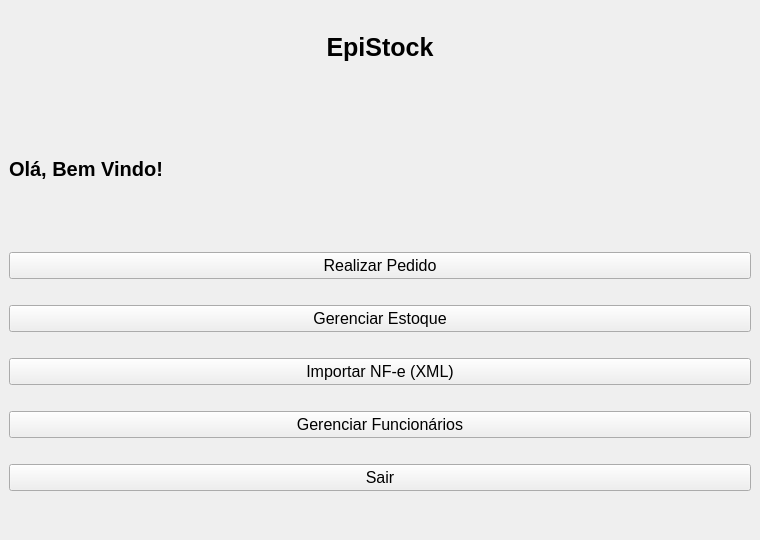
This is src/views/mainwindow.ui in reitheus/BCC322-Trabalho-em-Grupo as Qt 5 draws it before an edit. The edited form follows.
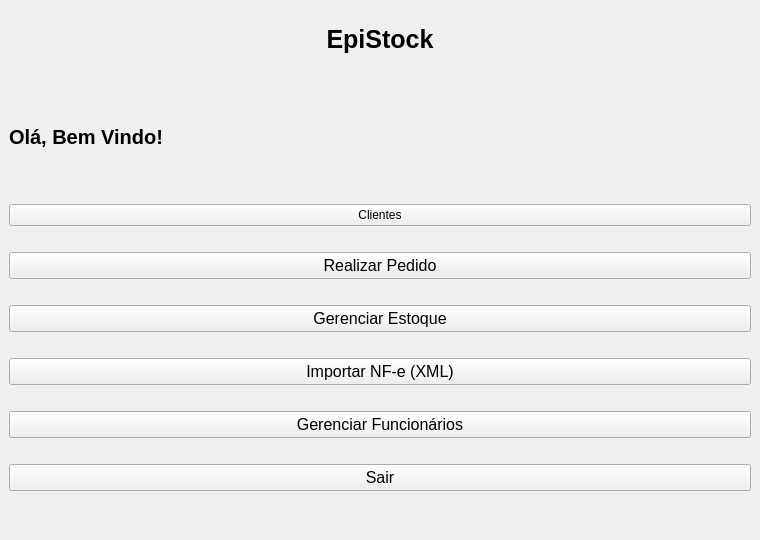
This is the edited form.

Commit message: Adiciona cadastro e gerenciamento de clientes

The edit to the form file:
```diff
--- a/src/views/mainwindow.ui
+++ b/src/views/mainwindow.ui
@@ -94,6 +94,32 @@
          <layout class="QHBoxLayout" name="horizontalLayout">
           <item>
            <layout class="QVBoxLayout" name="verticalLayout">
+            <item>
+             <widget class="QPushButton" name="btnClientes">
+              <property name="enabled">
+               <bool>true</bool>
+              </property>
+              <property name="text">
+               <string>Clientes</string>
+              </property>
+              <property name="autoDefault">
+               <bool>false</bool>
+              </property>
+             </widget>
+            </item>
+            <item>
+             <spacer name="verticalSpacer_4">
+              <property name="orientation">
+               <enum>Qt::Orientation::Vertical</enum>
+              </property>
+              <property name="sizeHint" stdset="0">
+               <size>
+                <width>20</width>
+                <height>20</height>
+               </size>
+              </property>
+             </spacer>
+            </item>
             <item>
              <widget class="QPushButton" name="btnPedido">
               <property name="font">
```
Left out of the diff: 38 changed lines with no effect on the pictures. The commit also changes 15 other files.
